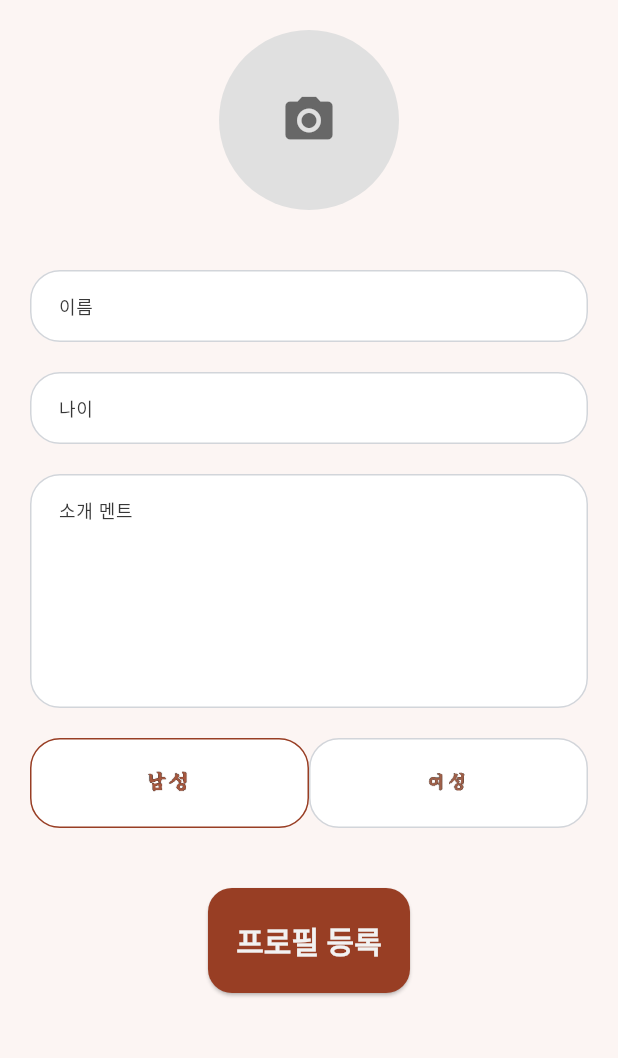
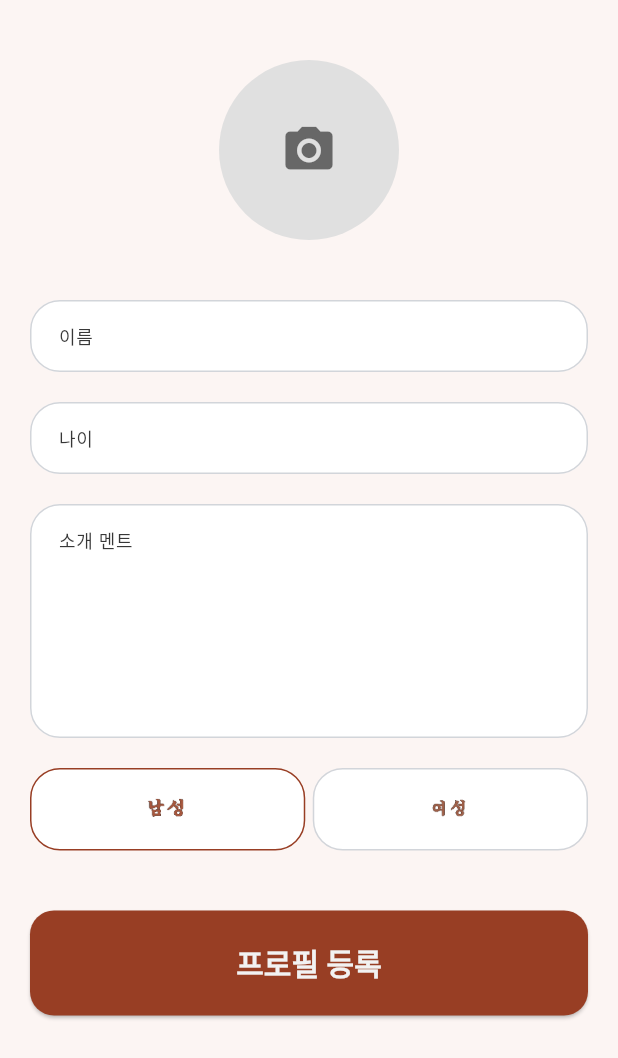
Before and after one commit to jaesol0105/rice_chat, a Flutter app: the SignUpPage screen opened directly, on a phone screen of 412 x 824 dp. Shown: the top 1058 px of the screen. Run offline on Flutter 3.47's test engine with Material 3 defaults, Android fonts, the phone set to English and light mode, and no system bars; our stand-ins replace cloud_firestore, dio, firebase_core, flutter_hooks, freezed_annotation, geolocator and 3 more; accounts and stored records are empty; generated files the repository leaves out were written again.

Commit message:
style:splash_signup

```diff
--- a/lib/ui/sign_up_page/sign_up_page.dart
+++ b/lib/ui/sign_up_page/sign_up_page.dart
@@ -28,13 +28,16 @@ class SignUpPage extends HookConsumerWidget {
 
     return Scaffold(
       backgroundColor: Theme.of(context).scaffoldBackgroundColor,
-      body: SafeArea(
+      body: InkWell(
+        onTap: () => FocusScope.of(context).unfocus(),
+        child: SafeArea(
           child: SingleChildScrollView(
-          padding: EdgeInsets.all(20),
+            padding: EdgeInsets.symmetric(horizontal: 20, vertical: 40),
             child: Column(
               crossAxisAlignment: CrossAxisAlignment.center,
               children: [
                 InkWell(
+                  borderRadius: BorderRadius.circular(60),
                   onTap: () => pickImage(),
                   child: CircleAvatar(
                     radius: 60,
@@ -48,17 +51,9 @@ class SignUpPage extends HookConsumerWidget {
                   ),
                 ),
                 SizedBox(height: 40),
-              inputField(
-                context,
-                controller: nameController,
-                hint: "이름"
-              ),
+                inputField(context, controller: nameController, hint: "이름"),
                 SizedBox(height: 20),
-              inputField(
-                context,
-                controller: ageController,
-                hint: "나이"
-              ),
+                inputField(context, controller: ageController, hint: "나이"),
                 SizedBox(height: 20),
                 inputField(
                   context,
@@ -78,6 +73,7 @@ class SignUpPage extends HookConsumerWidget {
                         onTap: () => gender.value == "남성",
                       ),
                     ),
+                    SizedBox(width: 5),
                     Expanded(
                       child: genderButton(
                         context,
@@ -85,15 +81,22 @@ class SignUpPage extends HookConsumerWidget {
                         selected: gender.value == "여성",
                         onTap: () => gender.value == "여성",
                       ),
-                  )
+                    ),
                   ],
                 ),
                 SizedBox(height: 40),
-              ElevatedButton(
-                onPressed: (){},
+                Row(
+                  children: [
+                    Expanded(
+                      child: ElevatedButton(
+                        onPressed: () {},
                         child: Text("프로필 등록"),
-              )
+                      ),
+                    ),
                   ],
+                ),
+              ],
+            ),
           ),
         ),
       ),
@@ -110,9 +113,7 @@ class SignUpPage extends HookConsumerWidget {
       controller: controller,
       maxLines: maxLines,
       decoration: InputDecoration(hintText: hint),
-      style: TextStyle(
-        fontSize: 12,
-      ),
+      style: TextStyle(fontSize: 12),
     );
   }
 
@@ -125,8 +126,12 @@ class SignUpPage extends HookConsumerWidget {
     return InkWell(
       borderRadius: BorderRadius.circular(20),
       onTap: onTap,
-      child: Container(
-        height: 60,
+      child: Stack(
+        clipBehavior: Clip.none,
+        alignment: Alignment.center,
+        children: [
+          Container(
+            height: 55,
             decoration: BoxDecoration(
               borderRadius: BorderRadius.circular(20),
               border: Border.all(
@@ -137,7 +142,10 @@ class SignUpPage extends HookConsumerWidget {
               ),
               color: Theme.of(context).colorScheme.fieldBackground,
             ),
-        child: Center(child: image),
+            alignment: Alignment.center,
+            child: image,
+          ),
+        ],
       ),
     );
   }
--- a/lib/ui/splash_page/splash_page.dart
+++ b/lib/ui/splash_page/splash_page.dart
@@ -25,7 +25,10 @@ class SplashPage extends HookConsumerWidget {
             crossAxisAlignment: CrossAxisAlignment.center,
             children: [
               Spacer(),
-              Image.asset("assets/images/logo.png"),
+              Image.asset("assets/images/logo.webp",
+              width: 320,
+              height: 320,
+              ),
               Spacer(),
               AnimatedOpacity(
                 opacity: showLoginButton.value ? 1 : 0,
```
Lines whose indentation alone changed are shown as unchanged.
